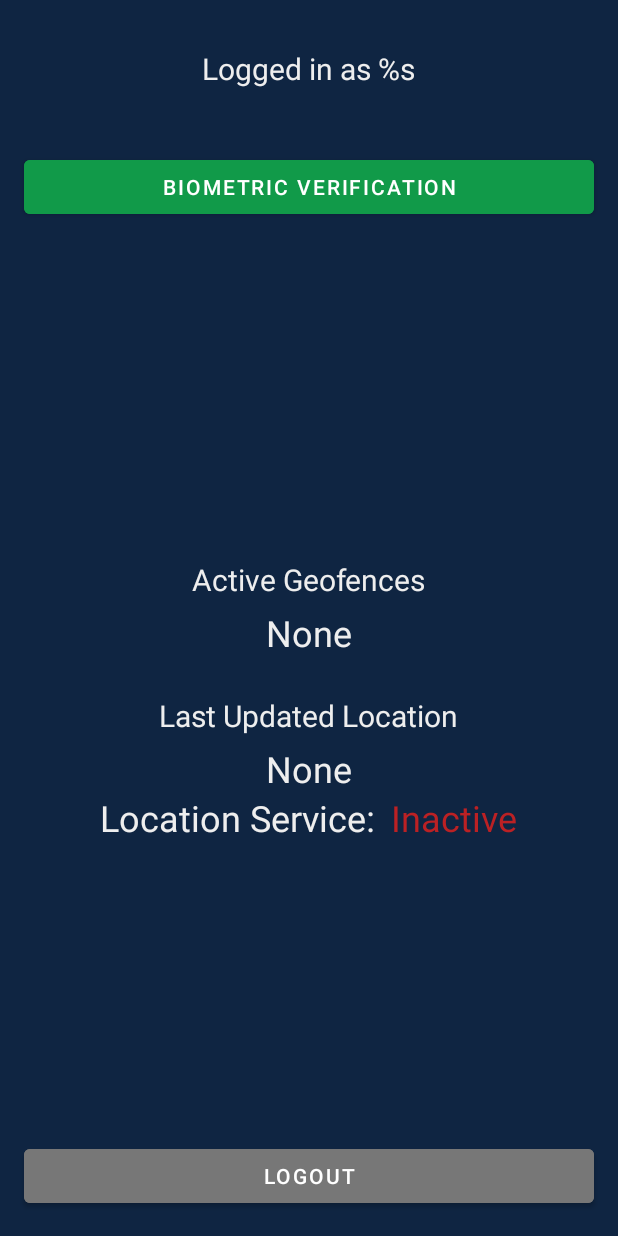
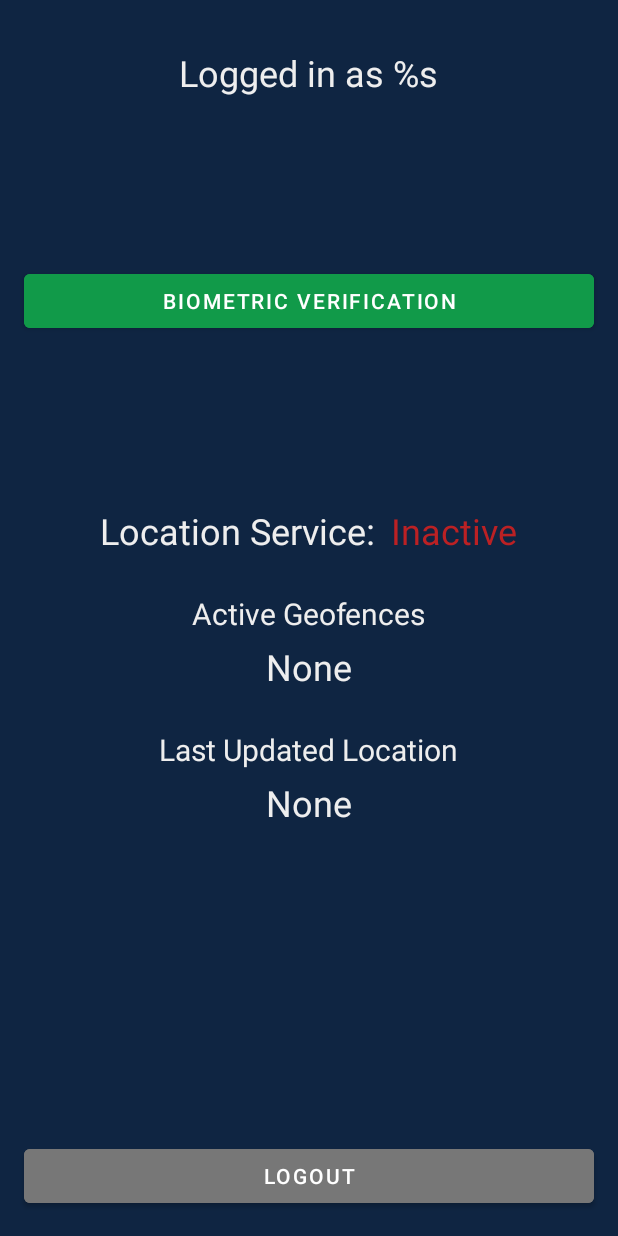
Before and after one commit to Nosewall/COMP-4800-Practicum-2, an Android app: the DashboardActivity screen opened directly, with no data from a screen before it, on a phone screen of 412 x 824 dp. Run offline under Robolectric (Android 15) with nearby library versions, the phone set to English and light mode, and no system bars; 1 statement that could not run was skipped.

Commit message:
feat: add event for dashboard biometrics button
remove main biometrics button

remove unused files

```diff
--- a/silver-servers-companion/app/src/main/AndroidManifest.xml
+++ b/silver-servers-companion/app/src/main/AndroidManifest.xml
@@ -21,11 +21,7 @@
         <activity
             android:name="com.silverservers.app.BiometricsActivity"
             android:exported="false"
-            android:label="@string/title_activity_biometrics"
-            android:theme="@style/Theme.SilverServersCompanion.NoActionBar">
-            <meta-data
-                android:name="android.app.lib_name"
-                android:value="" />
+        >
         </activity>
         <activity
             android:name="com.silverservers.app.DashboardActivity"
--- a/silver-servers-companion/app/src/main/res/layout/activity_biometrics.xml
+++ b/silver-servers-companion/app/src/main/res/layout/activity_biometrics.xml
@@ -14,12 +14,11 @@
         android:layout_width="wrap_content"
         android:layout_height="wrap_content"
         android:fontFamily="sans-serif-medium"
-        android:lineSpacingExtra="14sp"
         android:text="@string/textview_biometric_prompt"
         android:textAlignment="center"
         android:textAllCaps="false"
         android:textColor="#FFFFFF"
-        android:textSize="16sp" />
+        android:textSize="24sp" />
 
     <LinearLayout
         android:layout_width="match_parent"
--- a/silver-servers-companion/app/src/main/res/layout/activity_dashboard.xml
+++ b/silver-servers-companion/app/src/main/res/layout/activity_dashboard.xml
@@ -13,30 +13,32 @@
         android:layout_height="wrap_content"
         android:gravity="center"
         android:orientation="vertical"
-        android:paddingTop="32sp">
+        android:paddingTop="32dp">
 
         <TextView
             android:id="@+id/textView_dash_user"
             android:layout_width="wrap_content"
             android:layout_height="wrap_content"
-            android:layout_marginBottom="25dp"
             android:text="@string/dashboard_logged_in"
             android:textColor="@color/foreground"
-            android:textSize="20sp" />
+            android:textSize="24sp" />
     </LinearLayout>
 
     <LinearLayout
         android:layout_width="match_parent"
         android:layout_height="wrap_content"
+        android:layout_gravity="center"
+        android:layout_weight="1"
+        android:gravity="center_vertical"
         android:orientation="vertical">
 
         <Button
             android:id="@+id/button_dash_biometrics"
             android:layout_width="match_parent"
             android:layout_height="wrap_content"
-            android:layout_margin="16sp"
+            android:layout_margin="16dp"
             android:backgroundTint="@color/primary"
-            android:onClick="logout"
+            android:onClick="goToBiometrics"
             android:text="@string/biometrics" />
     </LinearLayout>
 
@@ -44,8 +46,31 @@
         android:layout_width="match_parent"
         android:layout_height="wrap_content"
         android:layout_weight="1"
-        android:gravity="center_vertical"
         android:orientation="vertical">
+
+        <LinearLayout
+            android:layout_width="match_parent"
+            android:layout_height="wrap_content"
+            android:gravity="center"
+            android:orientation="horizontal">
+
+            <TextView
+                android:id="@+id/textView_dash_serviceStatusLabel"
+                android:layout_width="wrap_content"
+                android:layout_height="wrap_content"
+                android:layout_marginEnd="10dp"
+                android:text="Location Service:"
+                android:textColor="@color/foreground"
+                android:textSize="24sp" />
+
+            <TextView
+                android:id="@+id/textView_dash_serviceStatus"
+                android:layout_width="wrap_content"
+                android:layout_height="wrap_content"
+                android:text="None"
+                android:textColor="@color/foreground"
+                android:textSize="24sp" />
+        </LinearLayout>
 
         <LinearLayout
             android:layout_width="match_parent"
@@ -97,30 +122,6 @@
                 android:textSize="24sp" />
         </LinearLayout>
 
-        <LinearLayout
-            android:layout_width="match_parent"
-            android:layout_height="wrap_content"
-            android:gravity="center"
-            android:orientation="horizontal">
-
-            <TextView
-                android:id="@+id/textView_dash_serviceStatusLabel"
-                android:layout_width="wrap_content"
-                android:layout_height="wrap_content"
-                android:layout_marginEnd="10dp"
-                android:text="Location Service:"
-                android:textColor="@color/foreground"
-                android:textSize="24sp" />
-
-            <TextView
-                android:id="@+id/textView_dash_serviceStatus"
-                android:layout_width="wrap_content"
-                android:layout_height="wrap_content"
-                android:text="None"
-                android:textColor="@color/foreground"
-                android:textSize="24sp" />
-        </LinearLayout>
-
     </LinearLayout>
 
     <LinearLayout
@@ -132,10 +133,10 @@
             android:id="@+id/button_dash_logout"
             android:layout_width="match_parent"
             android:layout_height="wrap_content"
-            android:layout_margin="16sp"
+            android:layout_margin="16dp"
             android:backgroundTint="@color/grey"
             android:onClick="logout"
-            android:text="@string/log_out" />
+            android:text="@string/logout" />
     </LinearLayout>
 
 </LinearLayout>
--- a/silver-servers-companion/app/src/main/res/values-land/dimens.xml
+++ /dev/null
@@ -1,3 +0,0 @@
-<resources>
-    <dimen name="fab_margin">48dp</dimen>
-</resources>
--- a/silver-servers-companion/app/src/main/res/values-w1240dp/dimens.xml
+++ /dev/null
@@ -1,3 +0,0 @@
-<resources>
-    <dimen name="fab_margin">200dp</dimen>
-</resources>
--- a/silver-servers-companion/app/src/main/res/values-w600dp/dimens.xml
+++ /dev/null
@@ -1,3 +0,0 @@
-<resources>
-    <dimen name="fab_margin">48dp</dimen>
-</resources>
--- a/silver-servers-companion/app/src/main/res/values/dimens.xml
+++ /dev/null
@@ -1,3 +0,0 @@
-<resources>
-    <dimen name="fab_margin">16dp</dimen>
-</resources>
```
Also changed, not shown: silver-servers-companion/app/src/main/java/com/silverservers/app/DashboardActivity.java (+5 -6 lines), silver-servers-companion/app/src/main/java/com/silverservers/app/MainActivity.java (+4 -5 lines), silver-servers-companion/app/src/main/res/layout/activity_main.xml (+16 -15 lines), silver-servers-companion/app/src/main/res/layout/activity_password.xml (+4 -3 lines), silver-servers-companion/app/src/main/res/layout/content_biometrics.xml (deleted, +0 -19 lines), silver-servers-companion/app/src/main/res/layout/fragment_first.xml (deleted, +0 -28 lines), silver-servers-companion/app/src/main/res/layout/fragment_second.xml (deleted, +0 -27 lines), silver-servers-companion/app/src/main/res/navigation/nav_graph.xml (deleted, +0 -28 lines), silver-servers-companion/app/src/main/res/values/strings.xml (+3 -16 lines).
